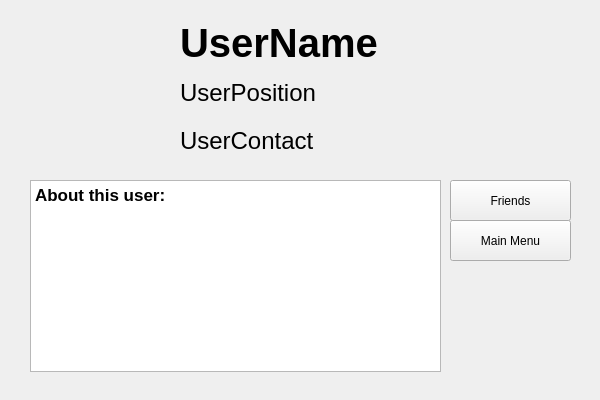
Qt form GUI/profilegui.ui (thanhmvu/RocketRapport) before a commit.
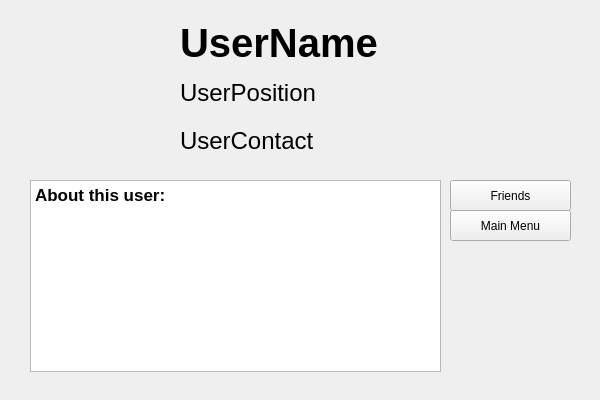
The same form after that commit. Icons and pictures are not drawn.

Diff of the .ui file:
```diff
--- a/GUI/profilegui.ui
+++ b/GUI/profilegui.ui
@@ -53,7 +53,7 @@
      <x>450</x>
      <y>180</y>
      <width>121</width>
-     <height>41</height>
+     <height>31</height>
     </rect>
    </property>
    <property name="text">
@@ -64,9 +64,9 @@
    <property name="geometry">
     <rect>
      <x>450</x>
-     <y>220</y>
+     <y>210</y>
      <width>121</width>
-     <height>41</height>
+     <height>31</height>
     </rect>
    </property>
    <property name="text">
```
